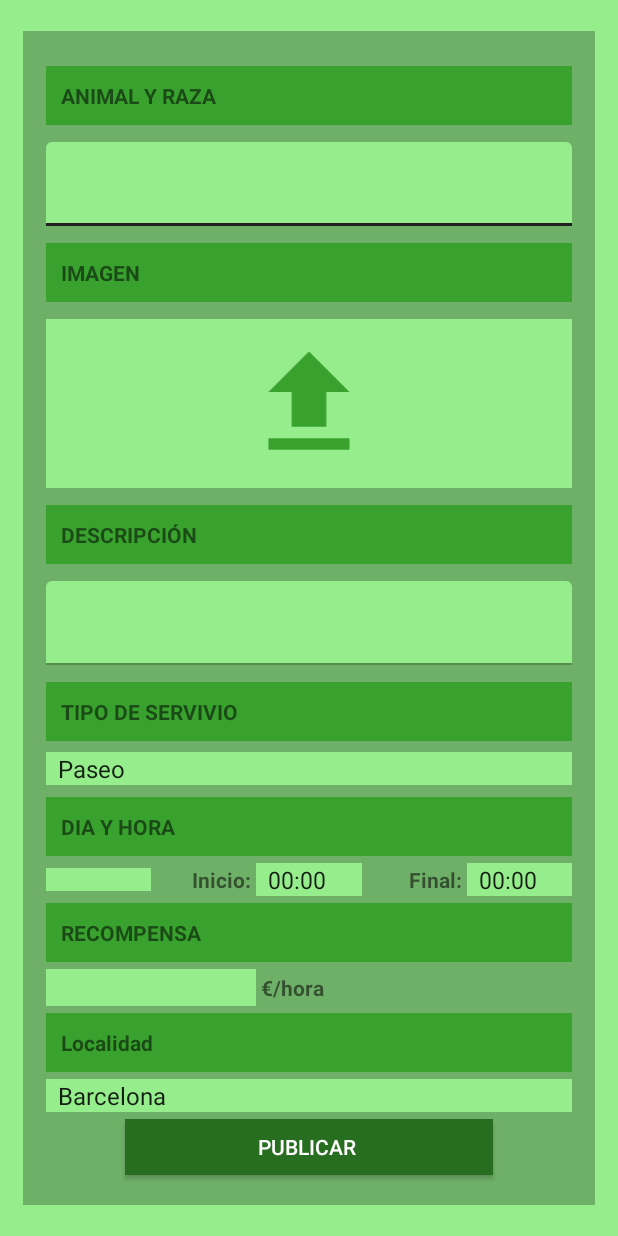
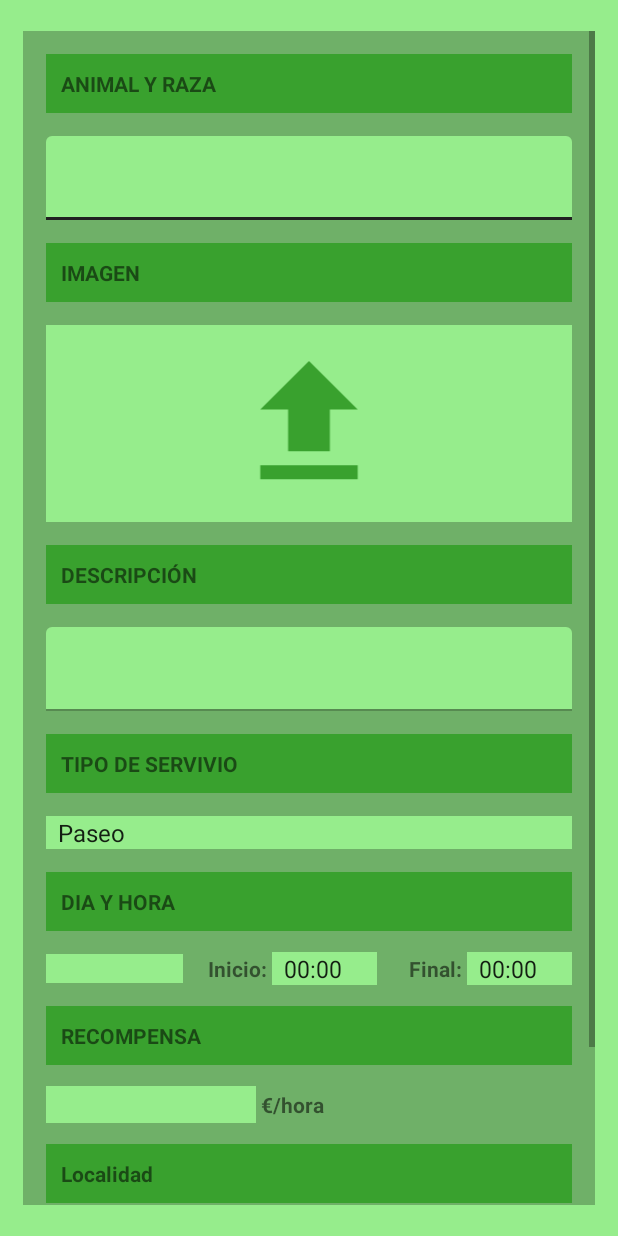
Before and after one commit to Joeliusg04/PetCare_App, an Android app: the layout fragment_publish.xml on its own in the app's theme, with its tools: preview values and no code run, on a phone screen of 412 x 824 dp. Run offline under Robolectric (Android 15) with nearby library versions, the phone set to English and light mode, and no system bars.

Commit message:
scrollView y ajustes de diseño

```diff
--- a/app/src/main/res/layout/fragment_publish.xml
+++ b/app/src/main/res/layout/fragment_publish.xml
@@ -6,17 +6,28 @@
     xmlns:app="http://schemas.android.com/apk/res-auto"
     android:background="@color/background"
     tools:context=".view.PublishFragment">
-
-    <androidx.constraintlayout.widget.ConstraintLayout
-        android:id="@+id/publish_slide_container"
+    <ScrollView
+        android:id="@+id/scroll"
         android:layout_width="match_parent"
         android:layout_height="0dp"
-        android:layout_margin="15dp"
+        android:layout_marginEnd="15dp"
+        android:layout_marginStart="15dp"
         app:layout_constraintHeight_percent="0.95"
         app:layout_constraintTop_toTopOf="parent"
         app:layout_constraintStart_toStartOf="parent"
         app:layout_constraintEnd_toEndOf="parent"
         app:layout_constraintBottom_toBottomOf="parent"
+        >
+
+    <androidx.constraintlayout.widget.ConstraintLayout
+        android:id="@+id/publish_slide_container"
+        android:layout_width="match_parent"
+        android:layout_height="match_parent"
+        app:layout_constraintHeight_percent="0.95"
+        app:layout_constraintTop_toTopOf="@id/scroll"
+        app:layout_constraintStart_toStartOf="parent"
+        app:layout_constraintEnd_toEndOf="parent"
+        app:layout_constraintBottom_toBottomOf="@id/scroll"
         android:background="@color/sec1"
         android:padding="15dp"
         android:paddingBottom="0dp">
@@ -38,8 +49,8 @@
             android:layout_width="match_parent"
             android:layout_height="wrap_content"
             app:errorEnabled="false"
-            android:layout_marginBottom="3dp"
-            android:layout_marginTop="3dp"
+            android:layout_marginBottom="15dp"
+            android:layout_marginTop="15dp"
             app:boxBackgroundColor="@color/background"
             app:layout_constraintBottom_toTopOf="@id/guia2"
             app:layout_constraintEnd_toEndOf="parent"
@@ -72,8 +83,8 @@
             app:layout_constraintHeight_percent="0.15"
             android:padding="10dp"
             android:src="@drawable/upload"
-            android:layout_marginTop="3dp"
-            android:layout_marginBottom="3dp"
+            android:layout_marginTop="15dp"
+            android:layout_marginBottom="15dp"
             app:layout_constraintTop_toBottomOf="@id/guia2"
             app:layout_constraintBottom_toTopOf="@id/guia3"
             android:background="@color/background"
@@ -95,8 +106,8 @@
             android:layout_width="match_parent"
             android:layout_height="wrap_content"
             app:errorEnabled="false"
-            android:layout_marginBottom="3dp"
-            android:layout_marginTop="3dp"
+            android:layout_marginBottom="15dp"
+            android:layout_marginTop="15dp"
             app:boxBackgroundColor="@color/background"
             app:layout_constraintBottom_toTopOf="@id/guia4"
             app:layout_constraintEnd_toEndOf="parent"
@@ -107,7 +118,7 @@
             <com.google.android.material.textfield.TextInputEditText
                 android:layout_width="match_parent"
                 android:layout_height="wrap_content"
-                android:singleLine="true" />
+                />
         </com.google.android.material.textfield.TextInputLayout>
 
         <TextView
@@ -117,6 +128,7 @@
             android:text="TIPO DE SERVIVIO"
             android:padding="10dp"
             android:textStyle="bold"
+            android:layout_marginBottom="15dp"
             android:background="@color/principal"
             app:layout_constraintTop_toBottomOf="@id/desctipcion"
             app:layout_constraintBottom_toTopOf="@id/tipo_de_servicio"
@@ -125,6 +137,7 @@
             android:id="@+id/tipo_de_servicio"
             android:layout_width="match_parent"
             android:layout_height="wrap_content"
+            android:layout_marginBottom="15dp"
             android:entries="@array/Tipo_de_servicio"
             app:layout_constraintTop_toBottomOf="@id/guia4"
             app:layout_constraintBottom_toTopOf="@id/guia5"
@@ -137,6 +150,7 @@
             android:text="DIA Y HORA"
             android:padding="10dp"
             android:textStyle="bold"
+            android:layout_marginBottom="15dp"
             android:background="@color/principal"
             app:layout_constraintTop_toBottomOf="@id/tipo_de_servicio"
             app:layout_constraintBottom_toTopOf="@id/dia"
@@ -144,13 +158,14 @@
         <EditText
             android:id="@+id/dia"
             android:layout_width="0dp"
-            app:layout_constraintWidth_percent="0.2"
+            app:layout_constraintWidth_percent="0.26"
             android:layout_height="wrap_content"
             android:inputType="date"
             android:focusable="false"
             android:clickable="true"
             android:maxLines="1"
-            android:textSize="11dp"
+            android:textSize="14dp"
+            android:layout_marginBottom="15dp"
             app:layout_constraintTop_toBottomOf="@id/guia5"
             app:layout_constraintBottom_toTopOf="@id/guia6"
             app:layout_constraintStart_toStartOf="@id/publish_slide_container"
@@ -204,6 +219,7 @@
             android:text="RECOMPENSA"
             android:padding="10dp"
             android:textStyle="bold"
+
             android:background="@color/principal"
             app:layout_constraintTop_toBottomOf="@id/horaFinal"
             app:layout_constraintBottom_toTopOf="@id/reward"
@@ -218,6 +234,7 @@
             app:layout_constraintStart_toStartOf="@id/publish_slide_container"
             android:background="@color/background"
             android:inputType="number"
+
             />
         <TextView
             android:layout_width="wrap_content"
@@ -236,6 +253,7 @@
             android:text="Localidad"
             android:padding="10dp"
             android:textStyle="bold"
+
             android:background="@color/principal"
             app:layout_constraintTop_toBottomOf="@id/reward"
             app:layout_constraintBottom_toTopOf="@id/localidad"
@@ -248,6 +266,7 @@
             app:layout_constraintTop_toBottomOf="@id/guia7"
             app:layout_constraintBottom_toTopOf="@id/publish"
             android:background="@color/background"
+
             />
 
         <androidx.appcompat.widget.AppCompatButton
@@ -265,4 +284,5 @@
             app:layout_constraintWidth_percent="0.7" />
 
     </androidx.constraintlayout.widget.ConstraintLayout>
+    </ScrollView>
 </androidx.constraintlayout.widget.ConstraintLayout>
```
